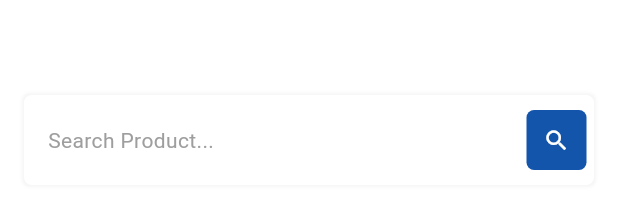
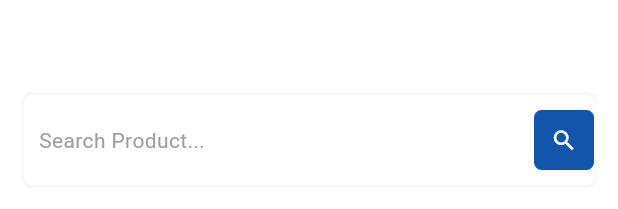
Before and after one commit to Bilalalmir2021/OzcanBrands22024, a Flutter app: the SearchWidgetHomePage widget shown alone on an empty page, opened directly, on a phone screen of 412 x 824 dp. Shown: the part 478-687 px from the top of the screen. Run offline on Flutter 3.47's test engine with Material 3 defaults, Android fonts, the phone set to English and light mode, and no system bars; our stand-ins replace cached_network_image, card_swiper, connectivity_plus, country_code_picker, dio, dotted_border and 28 more; missing offline and left inert: country_currency_pickers, expandable_bottom_sheet, flutter_downloader, flutter_facebook_auth, flutter_inappwebview, just_the_tooltip and 2 more; accounts and stored records are empty; network calls fail; Roboto replaces fonts that are missing (SF-Pro-Rounded-Regular).

Commit message:
new edit abdalluh

```diff
--- a/lib/features/home/widget/cart_widget_home_page.dart
+++ b/lib/features/home/widget/cart_widget_home_page.dart
@@ -19,10 +19,10 @@ class CartWidgetHomePage extends StatelessWidget {
       children: [
         Consumer<NotificationProvider>(
             builder: (context, notificationProvider, _) {
-          return IconButton(
-            onPressed: () => Navigator.push(context,
+          return InkWell(
+            onTap: () => Navigator.push(context,
                 MaterialPageRoute(builder: (_) => const NotificationScreen())),
-            icon: Stack(clipBehavior: Clip.none, children: [
+            child: Stack(clipBehavior: Clip.none, children: [
               Image.asset(Images.notification,
                   height: Dimensions.iconSizeDefault,
                   width: Dimensions.iconSizeDefault,
@@ -47,11 +47,8 @@ class CartWidgetHomePage extends StatelessWidget {
             ]),
           );
         }),
-        Padding(
-          padding: const EdgeInsets.only(right: 12.0),
-          child: IconButton(
-            onPressed: () => Navigator.push(
-                context, MaterialPageRoute(builder: (_) => const CartScreen())),
+        IconButton(
+          onPressed: () => Navigator.push(context, MaterialPageRoute(builder: (_) => const CartScreen())),
           icon: Stack(clipBehavior: Clip.none, children: [
             Image.asset(Images.cartArrowDownImage,
                 height: Dimensions.iconSizeDefault,
@@ -74,7 +71,6 @@ class CartWidgetHomePage extends StatelessWidget {
               }),
             ),
           ]),
-          ),
         ),
         InkWell(
           onTap: () => facebook("https://www.instagram.com/boutique_ozcan"),
--- a/lib/features/home/widget/search_widget_home_page.dart
+++ b/lib/features/home/widget/search_widget_home_page.dart
@@ -11,26 +11,50 @@ class SearchWidgetHomePage extends StatelessWidget {
   @override
   Widget build(BuildContext context) {
     return Padding(
-      padding: const EdgeInsets.symmetric(vertical: Dimensions.paddingSizeExtraExtraSmall),
-      child: Container(padding:  const EdgeInsets.symmetric(
-          horizontal: Dimensions.homePagePadding, vertical: Dimensions.paddingSizeSmall),
-
+      padding: const EdgeInsets.symmetric(
+          vertical: Dimensions.paddingSizeExtraExtraSmall),
+      child: Container(
+        padding: const EdgeInsets.symmetric(
+            horizontal: Dimensions.homePagePadding,
+            vertical: Dimensions.paddingSizeSmall),
         alignment: Alignment.center,
-        child: Container(padding: const EdgeInsets.only(
-          left: Dimensions.homePagePadding, right: Dimensions.paddingSizeExtraSmall),
-          height: 60, alignment: Alignment.centerLeft,
-          decoration: BoxDecoration(color: Theme.of(context).cardColor,
-            boxShadow: Provider.of<ThemeProvider>(context).darkTheme ? null : [BoxShadow(color: Theme.of(context).hintColor.withOpacity(.1), spreadRadius: 1, blurRadius: 1, offset: const Offset(0,0))],
-            borderRadius: BorderRadius.circular(Dimensions.paddingSizeExtraSmall),),
-          child: Row(mainAxisAlignment : MainAxisAlignment.spaceBetween, children: [
-
-            Text(getTranslated('search_hint', context)??'',
-                style: textRegular.copyWith(color: Theme.of(context).hintColor)),
-
-            Container(width: 40,height: 40,decoration: BoxDecoration(color: Theme.of(context).primaryColor,
-                borderRadius: const BorderRadius.all(Radius.circular(Dimensions.paddingSizeExtraSmall))),
-              child: Icon(Icons.search, color: Provider.of<ThemeProvider>(context, listen: false).darkTheme?
-              Colors.white : Theme.of(context).cardColor, size: Dimensions.iconSizeSmall),
+        child: Container(
+          height: 60,
+          alignment: Alignment.centerLeft,
+          decoration: BoxDecoration(
+            color: Theme.of(context).cardColor,
+            boxShadow: Provider.of<ThemeProvider>(context).darkTheme
+                ? null
+                : [
+                    BoxShadow(
+                        color: Theme.of(context).hintColor.withOpacity(.1),
+                        spreadRadius: 1,
+                        blurRadius: 1,
+                        offset: const Offset(0, 0))
+                  ],
+            borderRadius:
+                BorderRadius.circular(Dimensions.paddingSizeExtraSmall),
+          ),
+          child:
+              Row(mainAxisAlignment: MainAxisAlignment.spaceBetween, children: [
+            Padding(
+                padding: const EdgeInsets.symmetric(horizontal: 10),
+                child: Text(getTranslated('search_hint', context) ?? '',
+                    style: textRegular.copyWith(
+                        color: Theme.of(context).hintColor))),
+            Container(
+              width: 40,
+              height: 40,
+              decoration: BoxDecoration(
+                  color: Theme.of(context).primaryColor,
+                  borderRadius: const BorderRadius.all(
+                      Radius.circular(Dimensions.paddingSizeExtraSmall))),
+              child: Icon(Icons.search,
+                  color: Provider.of<ThemeProvider>(context, listen: false)
+                          .darkTheme
+                      ? Colors.white
+                      : Theme.of(context).cardColor,
+                  size: Dimensions.iconSizeSmall),
             ),
           ]),
         ),
```
Lines whose indentation alone changed are shown as unchanged.
